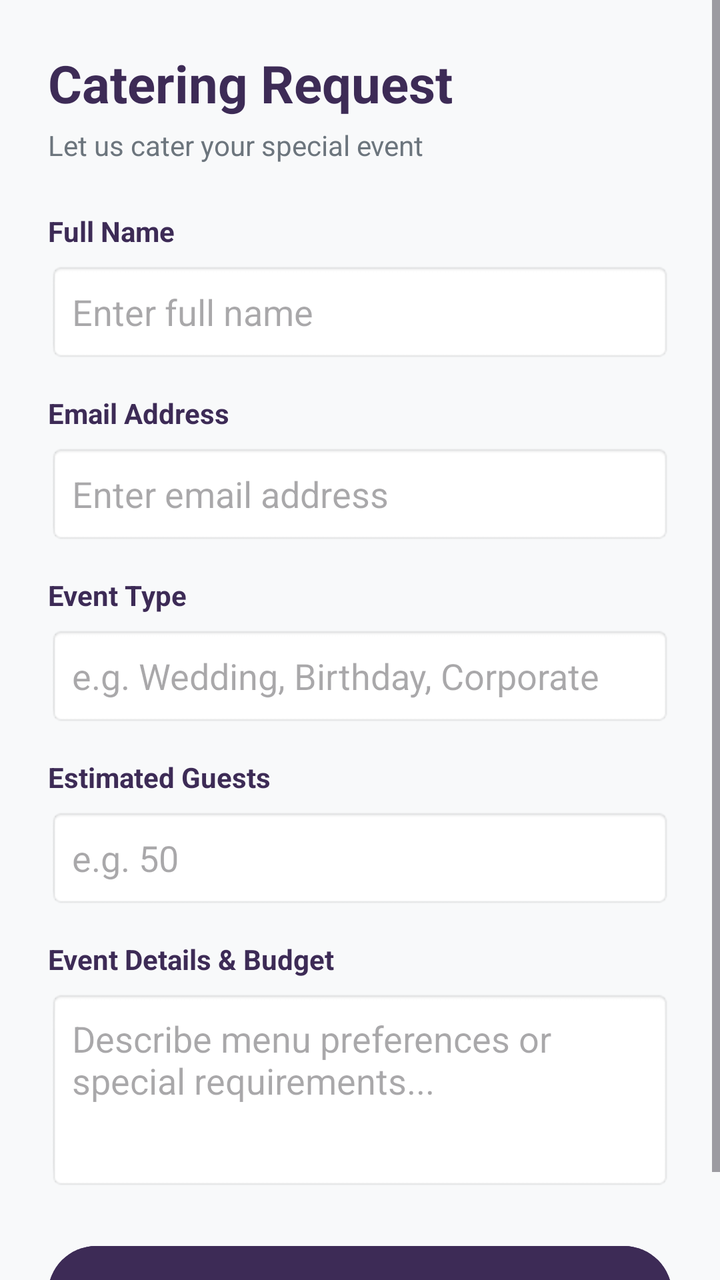
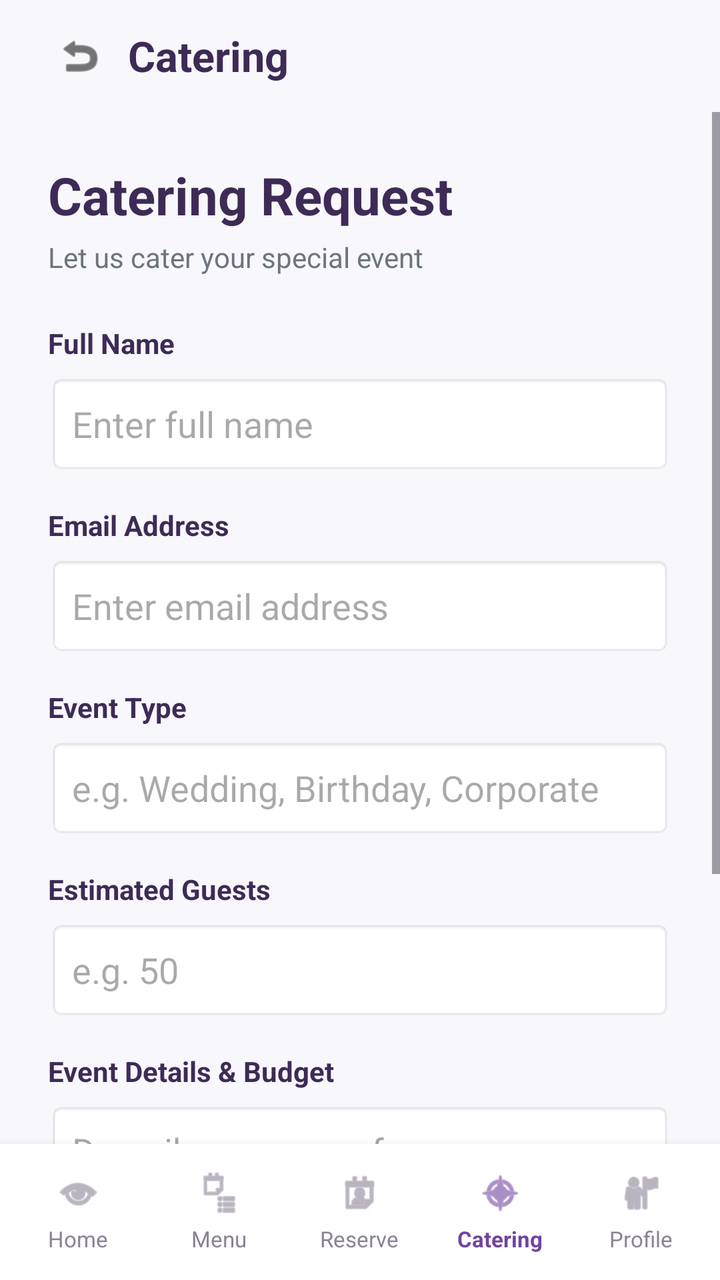

The first picture is an Android layout as it rendered before a commit; the second is the same layout after the commit. The layout source and the unified diff follow.
<!-- AndroidManifest.xml: application theme Theme.PreciousNkomose -->
<!-- res/layout/activity_catering_request.xml -->
<?xml version="1.0" encoding="utf-8"?>
<ScrollView xmlns:android="http://schemas.android.com/apk/res/android"
    android:layout_width="match_parent"
    android:layout_height="match_parent"
    android:background="#F8F9FA"
    android:fillViewport="true">

    <LinearLayout
        android:layout_width="match_parent"
        android:layout_height="wrap_content"
        android:orientation="vertical"
        android:padding="24dp">

        <TextView
            android:layout_width="wrap_content"
            android:layout_height="wrap_content"
            android:text="Catering Request"
            android:textColor="#3D2B56"
            android:textSize="26sp"
            android:textStyle="bold" />

        <TextView
            android:layout_width="wrap_content"
            android:layout_height="wrap_content"
            android:layout_marginTop="4dp"
            android:layout_marginBottom="24dp"
            android:text="Let us cater your special event"
            android:textColor="#6C757D"
            android:textSize="14sp" />

        
        <TextView
            android:layout_width="wrap_content"
            android:layout_height="wrap_content"
            android:text="Full Name"
            android:textColor="#3D2B56"
            android:textStyle="bold" />

        <EditText
            android:id="@+id/etCateringName"
            android:layout_width="match_parent"
            android:layout_height="50dp"
            android:layout_marginTop="6dp"
            android:layout_marginBottom="16dp"
            android:background="@android:drawable/editbox_background"
            android:hint="Enter full name"
            android:inputType="textPersonName"
            android:padding="12dp" />

        
        <TextView
            android:layout_width="wrap_content"
            android:layout_height="wrap_content"
            android:text="Email Address"
            android:textColor="#3D2B56"
            android:textStyle="bold" />

        <EditText
            android:id="@+id/etCateringEmail"
            android:layout_width="match_parent"
            android:layout_height="50dp"
            android:layout_marginTop="6dp"
            android:layout_marginBottom="16dp"
            android:background="@android:drawable/editbox_background"
            android:hint="Enter email address"
            android:inputType="textEmailAddress"
            android:padding="12dp" />

        
        <TextView
            android:layout_width="wrap_content"
            android:layout_height="wrap_content"
            android:text="Event Type"
            android:textColor="#3D2B56"
            android:textStyle="bold" />

        <EditText
            android:id="@+id/etCateringEventType"
            android:layout_width="match_parent"
            android:layout_height="50dp"
            android:layout_marginTop="6dp"
            android:layout_marginBottom="16dp"
            android:background="@android:drawable/editbox_background"
            android:hint="e.g. Wedding, Birthday, Corporate"
            android:inputType="text"
            android:padding="12dp" />

        
        <TextView
            android:layout_width="wrap_content"
            android:layout_height="wrap_content"
            android:text="Estimated Guests"
            android:textColor="#3D2B56"
            android:textStyle="bold" />

        <EditText
            android:id="@+id/etCateringGuestCount"
            android:layout_width="match_parent"
            android:layout_height="50dp"
            android:layout_marginTop="6dp"
            android:layout_marginBottom="16dp"
            android:background="@android:drawable/editbox_background"
            android:hint="e.g. 50"
            android:inputType="number"
            android:padding="12dp" />

        
        <TextView
            android:layout_width="wrap_content"
            android:layout_height="wrap_content"
            android:text="Event Details &amp; Budget"
            android:textColor="#3D2B56"
            android:textStyle="bold" />

        <EditText
            android:id="@+id/etCateringDetails"
            android:layout_width="match_parent"
            android:layout_height="100dp"
            android:layout_marginTop="6dp"
            android:layout_marginBottom="24dp"
            android:background="@android:drawable/editbox_background"
            android:gravity="top|start"
            android:hint="Describe menu preferences or special requirements..."
            android:inputType="textMultiLine"
            android:padding="12dp" />

        <Button
            android:id="@+id/btnSubmitCatering"
            android:layout_width="match_parent"
            android:layout_height="56dp"
            android:backgroundTint="#3D2B56"
            android:text="Submit Catering Request"
            android:textColor="#FFFFFF"
            android:textSize="16sp"
            android:textStyle="bold" />

    </LinearLayout>
</ScrollView>
<!-- resources referenced by this layout -->
<resources>
  <style name="Theme.PreciousNkomose" parent="Base.Theme.PreciousNkomose" />
  <style name="Base.Theme.PreciousNkomose" parent="Theme.Material3.DayNight.NoActionBar">
          
          
      </style>
</resources>

<!-- the commit's change to res/layout/activity_catering_request.xml (unified diff, before → after) -->
@@ -1,138 +1,332 @@
 <?xml version="1.0" encoding="utf-8"?>
-<ScrollView xmlns:android="http://schemas.android.com/apk/res/android"
+<LinearLayout xmlns:android="http://schemas.android.com/apk/res/android"
+    xmlns:app="http://schemas.android.com/apk/res-auto"
     android:layout_width="match_parent"
     android:layout_height="match_parent"
-    android:background="#F8F9FA"
-    android:fillViewport="true">
-
+    android:orientation="vertical"
+    android:background="#F8F7FC">
+
+    
     <LinearLayout
         android:layout_width="match_parent"
-        android:layout_height="wrap_content"
-        android:orientation="vertical"
-        android:padding="24dp">
+        android:layout_height="56dp"
+        android:gravity="center_vertical"
+        android:orientation="horizontal"
+        android:paddingStart="16dp"
+        android:paddingEnd="16dp">
+
+        <ImageButton
+            android:id="@+id/btnBack"
+            android:layout_width="48dp"
+            android:layout_height="48dp"
+            android:background="?attr/selectableItemBackgroundBorderless"
+            android:contentDescription="back button"
+            android:padding="12dp"
+            android:scaleType="centerInside"
+            android:src="@android:drawable/ic_menu_revert"
+            app:tint="#1A1A1A" />
 
         <TextView
             android:layout_width="wrap_content"
             android:layout_height="wrap_content"
-            android:text="Catering Request"
+            android:text="Catering"
             android:textColor="#3D2B56"
-            android:textSize="26sp"
+            android:textSize="21sp"
             android:textStyle="bold" />
-
-        <TextView
-            android:layout_width="wrap_content"
+    </LinearLayout>
+
+    
+    <ScrollView
+        android:layout_width="match_parent"
+        android:layout_height="0dp"
+        android:layout_weight="1"
+        android:fillViewport="true">
+
+        <LinearLayout
+            android:layout_width="match_parent"
             android:layout_height="wrap_content"
-            android:layout_marginTop="4dp"
-            android:layout_marginBottom="24dp"
-            android:text="Let us cater your special event"
-            android:textColor="#6C757D"
-            android:textSize="14sp" />
-
-        
-        <TextView
-            android:layout_width="wrap_content"
-            android:layout_height="wrap_content"
-            android:text="Full Name"
-            android:textColor="#3D2B56"
-            android:textStyle="bold" />
-
-        <EditText
-            android:id="@+id/etCateringName"
-            android:layout_width="match_parent"
-            android:layout_height="50dp"
-            android:layout_marginTop="6dp"
-            android:layout_marginBottom="16dp"
-            android:background="@android:drawable/editbox_background"
-            android:hint="Enter full name"
-            android:inputType="textPersonName"
-            android:padding="12dp" />
-
-        
-        <TextView
-            android:layout_width="wrap_content"
-            android:layout_height="wrap_content"
-            android:text="Email Address"
-            android:textColor="#3D2B56"
-            android:textStyle="bold" />
-
-        <EditText
-            android:id="@+id/etCateringEmail"
-            android:layout_width="match_parent"
-            android:layout_height="50dp"
-            android:layout_marginTop="6dp"
-            android:layout_marginBottom="16dp"
-            android:background="@android:drawable/editbox_background"
-            android:hint="Enter email address"
-            android:inputType="textEmailAddress"
-            android:padding="12dp" />
-
-        
-        <TextView
-            android:layout_width="wrap_content"
-            android:layout_height="wrap_content"
-            android:text="Event Type"
-            android:textColor="#3D2B56"
-            android:textStyle="bold" />
-
-        <EditText
-            android:id="@+id/etCateringEventType"
-            android:layout_width="match_parent"
-            android:layout_height="50dp"
-            android:layout_marginTop="6dp"
-            android:layout_marginBottom="16dp"
-            android:background="@android:drawable/editbox_background"
-            android:hint="e.g. Wedding, Birthday, Corporate"
-            android:inputType="text"
-            android:padding="12dp" />
-
-        
-        <TextView
-            android:layout_width="wrap_content"
-            android:layout_height="wrap_content"
-            android:text="Estimated Guests"
-            android:textColor="#3D2B56"
-            android:textStyle="bold" />
-
-        <EditText
-            android:id="@+id/etCateringGuestCount"
-            android:layout_width="match_parent"
-            android:layout_height="50dp"
-            android:layout_marginTop="6dp"
-            android:layout_marginBottom="16dp"
-            android:background="@android:drawable/editbox_background"
-            android:hint="e.g. 50"
-            android:inputType="number"
-            android:padding="12dp" />
-
-        
-        <TextView
-            android:layout_width="wrap_content"
-            android:layout_height="wrap_content"
-            android:text="Event Details &amp; Budget"
-            android:textColor="#3D2B56"
-            android:textStyle="bold" />
-
-        <EditText
-            android:id="@+id/etCateringDetails"
-            android:layout_width="match_parent"
-            android:layout_height="100dp"
-            android:layout_marginTop="6dp"
-            android:layout_marginBottom="24dp"
-            android:background="@android:drawable/editbox_background"
-            android:gravity="top|start"
-            android:hint="Describe menu preferences or special requirements..."
-            android:inputType="textMultiLine"
-            android:padding="12dp" />
-
-        <Button
-            android:id="@+id/btnSubmitCatering"
-            android:layout_width="match_parent"
-            android:layout_height="56dp"
-            android:backgroundTint="#3D2B56"
-            android:text="Submit Catering Request"
-            android:textColor="#FFFFFF"
-            android:textSize="16sp"
-            android:textStyle="bold" />
+            android:orientation="vertical"
+            android:padding="24dp">
+
+            <TextView
+                android:layout_width="wrap_content"
+                android:layout_height="wrap_content"
+                android:text="Catering Request"
+                android:textColor="#3D2B56"
+                android:textSize="26sp"
+                android:textStyle="bold" />
+
+            <TextView
+                android:layout_width="wrap_content"
+                android:layout_height="wrap_content"
+                android:layout_marginTop="4dp"
+                android:layout_marginBottom="24dp"
+                android:text="Let us cater your special event"
+                android:textColor="#6C757D"
+                android:textSize="14sp" />
+
+            <TextView
+                android:layout_width="wrap_content"
+                android:layout_height="wrap_content"
+                android:text="Full Name"
+                android:textColor="#3D2B56"
+                android:textStyle="bold" />
+
+            <EditText
+                android:id="@+id/etCateringName"
+                android:layout_width="match_parent"
+                android:layout_height="50dp"
+                android:layout_marginTop="6dp"
+                android:layout_marginBottom="16dp"
+                android:background="@android:drawable/editbox_background"
+                android:hint="Enter full name"
+                android:inputType="textPersonName"
+                android:padding="12dp" />
+
+            <TextView
+                android:layout_width="wrap_content"
+                android:layout_height="wrap_content"
+                android:text="Email Address"
+                android:textColor="#3D2B56"
+                android:textStyle="bold" />
+
+            <EditText
+                android:id="@+id/etCateringEmail"
+                android:layout_width="match_parent"
+                android:layout_height="50dp"
+                android:layout_marginTop="6dp"
+                android:layout_marginBottom="16dp"
+                android:background="@android:drawable/editbox_background"
+                android:hint="Enter email address"
+                android:inputType="textEmailAddress"
+                android:padding="12dp" />
+
+            <TextView
+                android:layout_width="wrap_content"
+                android:layout_height="wrap_content"
+                android:text="Event Type"
+                android:textColor="#3D2B56"
+                android:textStyle="bold" />
+
+            <EditText
+                android:id="@+id/etCateringEventType"
+                android:layout_width="match_parent"
+                android:layout_height="50dp"
+                android:layout_marginTop="6dp"
+                android:layout_marginBottom="16dp"
+                android:background="@android:drawable/editbox_background"
+                android:hint="e.g. Wedding, Birthday, Corporate"
+                android:inputType="text"
+                android:padding="12dp" />
+
+            <TextView
+                android:layout_width="wrap_content"
+                android:layout_height="wrap_content"
+                android:text="Estimated Guests"
+                android:textColor="#3D2B56"
+                android:textStyle="bold" />
+
+            <EditText
+                android:id="@+id/etCateringGuestCount"
+                android:layout_width="match_parent"
+                android:layout_height="50dp"
+                android:layout_marginTop="6dp"
+                android:layout_marginBottom="16dp"
+                android:background="@android:drawable/editbox_background"
+                android:hint="e.g. 50"
+                android:inputType="number"
+                android:padding="12dp" />
+
+            <TextView
+                android:layout_width="wrap_content"
+                android:layout_height="wrap_content"
+                android:text="Event Details &amp; Budget"
+                android:textColor="#3D2B56"
+                android:textStyle="bold" />
+
+            <EditText
+                android:id="@+id/etCateringDetails"
+                android:layout_width="match_parent"
+                android:layout_height="100dp"
+                android:layout_marginTop="6dp"
+                android:layout_marginBottom="24dp"
+                android:background="@android:drawable/editbox_background"
+                android:gravity="top|start"
+                android:hint="Describe menu preferences or special requirements..."
+                android:inputType="textMultiLine"
+                android:padding="12dp" />
+
+            <Button
+                android:id="@+id/btnSubmitCatering"
+                android:layout_width="match_parent"
+                android:layout_height="56dp"
+                android:backgroundTint="#3D2B56"
+                android:text="Submit Catering Request"
+                android:textColor="#FFFFFF"
+                android:textSize="16sp"
+                android:textStyle="bold" />
+
+        </LinearLayout>
+    </ScrollView>
+
+
+    
+    <LinearLayout
+        android:id="@+id/bottom_navigation"
+        android:layout_width="match_parent"
+        android:layout_height="68dp"
+        android:background="#FFFFFF"
+        android:elevation="8dp"
+        android:gravity="center"
+        android:orientation="horizontal"
+        android:paddingStart="4dp"
+        android:paddingEnd="4dp">
+
+        <LinearLayout
+            android:id="@+id/nav_home"
+            android:layout_width="0dp"
+            android:layout_height="match_parent"
+            android:layout_weight="1"
+            android:gravity="center"
+            android:orientation="vertical"
+            android:clickable="true"
+            android:focusable="true"
+            android:background="?attr/selectableItemBackground">
+
+            <ImageView
+                android:id="@+id/icon_nav_home"
+                android:layout_width="23dp"
+                android:layout_height="23dp"
+                android:contentDescription="Home"
+                android:src="@android:drawable/ic_menu_view"
+                app:tint="#8C8295" />
+
+            <TextView
+                android:id="@+id/text_nav_home"
+                android:layout_width="wrap_content"
+                android:layout_height="wrap_content"
+                android:layout_marginTop="4dp"
+                android:text="Home"
+                android:textColor="#8C8295"
+                android:textSize="11sp" />
+        </LinearLayout>
+
+        <LinearLayout
+            android:id="@+id/nav_menu"
+            android:layout_width="0dp"
+            android:layout_height="match_parent"
+            android:layout_weight="1"
+            android:gravity="center"
+            android:orientation="vertical"
+            android:clickable="true"
+            android:focusable="true"
+            android:background="?attr/selectableItemBackground">
+
+            <ImageView
+                android:id="@+id/icon_nav_menu"
+                android:layout_width="23dp"
+                android:layout_height="23dp"
+                android:contentDescription="Menu"
+                android:src="@android:drawable/ic_menu_agenda"
+                app:tint="#8C8295" />
+
+            <TextView
+                android:id="@+id/text_nav_menu"
+                android:layout_width="wrap_content"
+                android:layout_height="wrap_content"
+                android:layout_marginTop="4dp"
+                android:text="Menu"
+                android:textColor="#8C8295"
+                android:textSize="11sp" />
+        </LinearLayout>
+
+        <LinearLayout
+            android:id="@+id/nav_reserve"
+            android:layout_width="0dp"
+            android:layout_height="match_parent"
+            android:layout_weight="1"
+            android:gravity="center"
+            android:orientation="vertical"
+            android:clickable="true"
+            android:focusable="true"
+            android:background="?attr/selectableItemBackground">
+
+            <ImageView
+                android:id="@+id/icon_nav_reserve"
+                android:layout_width="23dp"
+                android:layout_height="23dp"
+                android:contentDescription="Reserve"
+                android:src="@android:drawable/ic_menu_my_calendar"
+                app:tint="#8C8295" />
+
+            <TextView
+                android:id="@+id/text_nav_reserve"
+                android:layout_width="wrap_content"
+                android:layout_height="wrap_content"
+                android:layout_marginTop="4dp"
+                android:text="Reserve"
+                android:textColor="#8C8295"
+                android:textSize="11sp" />
+        </LinearLayout>
+
+        <LinearLayout
+            android:id="@+id/nav_catering"
+            android:layout_width="0dp"
+            android:layout_height="match_parent"
+            android:layout_weight="1"
+            android:gravity="center"
+            android:orientation="vertical"
+            android:clickable="true"
+            android:focusable="true"
+            android:background="?attr/selectableItemBackground">
+
+            <ImageView
+                android:id="@+id/icon_nav_catering"
+                android:layout_width="23dp"
+                android:layout_height="23dp"
+                android:contentDescription="Catering"
+                android:src="@android:drawable/ic_menu_compass"
+                app:tint="#7044A0" />
+
+            <TextView
+                android:id="@+id/text_nav_catering"
+                android:layout_width="wrap_content"
+                android:layout_height="wrap_content"
+                android:layout_marginTop="4dp"
+                android:text="Catering"
+                android:textColor="#7044A0"
+                android:textSize="11sp"
+                android:textStyle="bold" />
+        </LinearLayout>
+
+        <LinearLayout
+            android:id="@+id/nav_profile"
+            android:layout_width="0dp"
+            android:layout_height="match_parent"
+            android:layout_weight="1"
+            android:gravity="center"
+            android:orientation="vertical"
+            android:clickable="true"
+            android:focusable="true"
+            android:background="?attr/selectableItemBackground">
+
+            <ImageView
+                android:id="@+id/icon_nav_profile"
+                android:layout_width="23dp"
+                android:layout_height="23dp"
+                android:contentDescription="Profile"
+                android:src="@android:drawable/ic_menu_myplaces"
+                app:tint="#8C8295" />
+
+            <TextView
+                android:id="@+id/text_nav_profile"
+                android:layout_width="wrap_content"
+                android:layout_height="wrap_content"
+                android:layout_marginTop="4dp"
+                android:text="Profile"
+                android:textColor="#8C8295"
+                android:textSize="11sp" />
+        </LinearLayout>
 
     </LinearLayout>
-</ScrollView>
+</LinearLayout>
